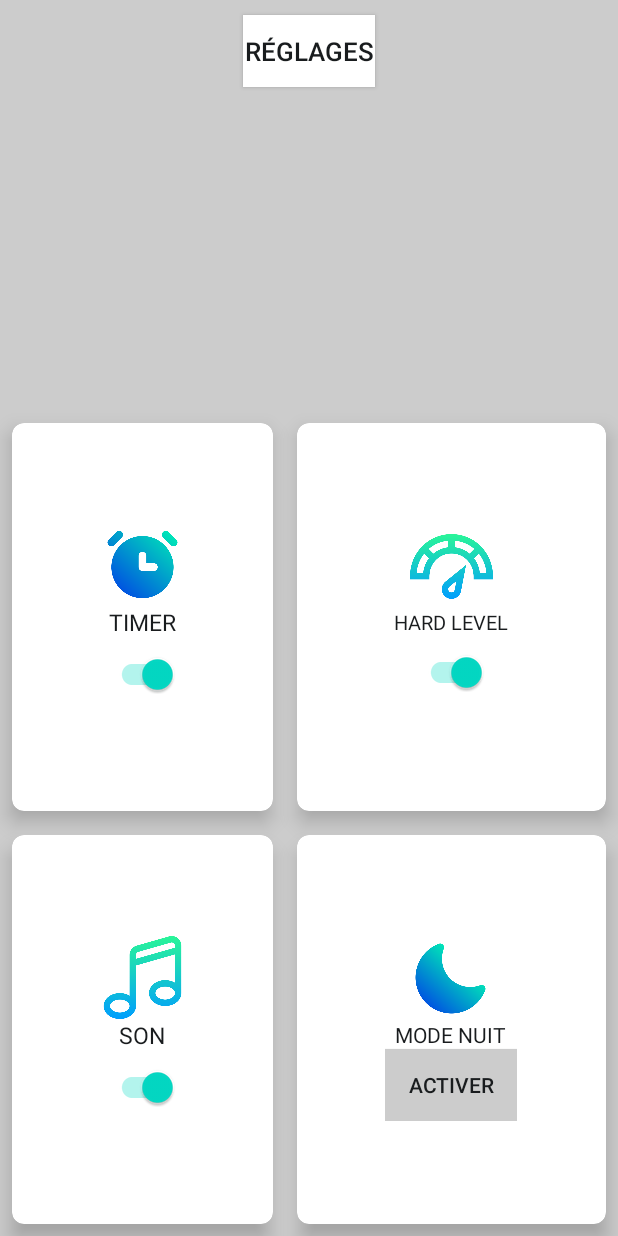
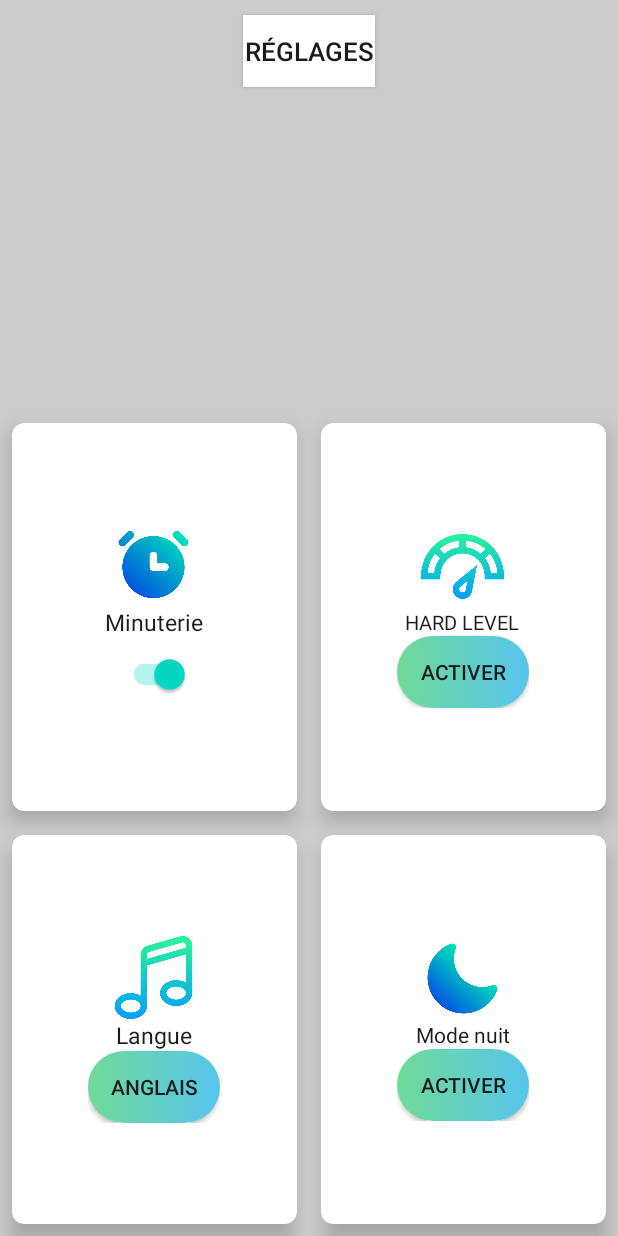
Before and after one commit to juducarm/INFO-H20-demineur, an Android app: the fragment FragmentMenu shown on its own in the app's theme, on a phone screen of 412 x 824 dp. Run offline under Robolectric (Android 15) with nearby library versions, the phone set to English and light mode, and no system bars; 2 statements that could not run were skipped.

Commit message:
problème lise

```diff
--- a/app/src/main/java/be/julien/info_h20_demineur/FragmentMenu.kt
+++ b/app/src/main/java/be/julien/info_h20_demineur/FragmentMenu.kt
@@ -35,6 +35,8 @@ class FragmentMenu : Fragment() {
         Changecouleur?.setOnClickListener(){
             (activity as MainActivity?)!!.changeMode()
         }
+
+
     return view
     }
 }
--- a/app/src/main/res/drawable/gradient.xml
+++ b/app/src/main/res/drawable/gradient.xml
@@ -5,9 +5,9 @@
 
         <shape android:shape="rectangle">
 
-            <corners android:radius="20dp" />
+            <corners android:radius="35dp" />
             <solid android:color="#FDFDFE"/>
-            <size android:height="50dp"/>
+            <size android:height="1dp"/>
             <gradient
                 android:startColor="#71DA98"
                 android:endColor="#56C5ED"/>
--- a/app/src/main/res/layout/fragment_menu.xml
+++ b/app/src/main/res/layout/fragment_menu.xml
@@ -13,7 +13,7 @@
         android:layout_height="wrap_content"
         android:layout_marginTop="10dp"
         android:background="@color/BackgroundBtn"
-        android:text="Réglages"
+        android:text="@string/Réglages"
         android:textColor="@color/textBtn"
         android:textSize="17dp"
         app:layout_constraintEnd_toEndOf="parent"
@@ -63,13 +63,14 @@
                     android:textColor="@color/textBtnCase"
                     android:textSize="13dp" />
 
-                <androidx.appcompat.widget.SwitchCompat
+                <androidx.appcompat.widget.AppCompatButton
                     android:id="@+id/HardLevel"
                     android:layout_width="wrap_content"
                     android:layout_height="wrap_content"
-                    android:checked="true"
-                    android:textOff="Off"
-                    android:textOn="On" />
+                    android:text="@string/Activer"
+                    android:textColor="@color/textBtnCase"
+                    android:background="@drawable/gradient"/>
+
             </LinearLayout>
         </androidx.cardview.widget.CardView>
 
@@ -101,7 +102,7 @@
                 <TextView
                     android:layout_width="wrap_content"
                     android:layout_height="wrap_content"
-                    android:text="TIMER"
+                    android:text="@string/CaseTimer"
                     android:textAlignment="center"
                     android:textColor="@color/textBtnCase"
                     android:textSize="15dp" />
@@ -144,16 +145,19 @@
                 <TextView
                     android:layout_width="wrap_content"
                     android:layout_height="wrap_content"
-                    android:text="SON"
+                    android:text="@string/CaseLanguetxt"
                     android:textAlignment="center"
                     android:textColor="@color/textBtnCase"
                     android:textSize="15dp" />
 
-                <androidx.appcompat.widget.SwitchCompat
-                    android:id="@+id/son"
+                <androidx.appcompat.widget.AppCompatButton
+                    android:id="@+id/Changelangue"
                     android:layout_width="wrap_content"
                     android:layout_height="wrap_content"
-                    android:checked="true" />
+                    android:background="@drawable/gradient"
+                    android:checked="true"
+                    android:text="@string/CaseLangue"
+                    android:textColor="@color/textBtnCase" />
             </LinearLayout>
         </androidx.cardview.widget.CardView>
 
@@ -185,7 +189,7 @@
                 <TextView
                     android:layout_width="wrap_content"
                     android:layout_height="wrap_content"
-                    android:text="MODE NUIT"
+                    android:text="@string/CaseModeNuit"
                     android:textAlignment="center"
                     android:textColor="@color/textBtnCase"
                     android:textSize="14dp" />
@@ -194,9 +198,9 @@
                     android:id="@+id/Changecouleur"
                     android:layout_width="wrap_content"
                     android:layout_height="wrap_content"
-                    android:background="@color/BtnCase"
+                    android:background="@drawable/gradient"
                     android:checked="true"
-                    android:text="@string/textBtnModeNight"
+                    android:text="@string/Activer"
                     android:textColor="@color/textBtnCase" />
 
             </LinearLayout>
--- a/app/src/main/res/values/strings.xml
+++ b/app/src/main/res/values/strings.xml
@@ -4,9 +4,9 @@
     <string name="afficher_menu">go to MENU</string>
     <string name="menu">MENU</string>
     <string name="field">FIELD</string>
-    <!-- TODO: Remove or change this placeholder text -->
+
     <string name="hello_blank_fragment">Hello blank fragment</string>
-    <string name="textBtnModeNight">Activer</string>
+    <string name="Désactiver">Activer</string>
     <string name="nombre_de_drapeau">nombre de drapeau</string>
     <string name="_40">40</string>
     <string name="win">Bravo, tu as gagné !</string>
@@ -14,4 +14,14 @@
     <string name="reset_game">Redémarre le jeu</string>
     <string name="results_format">Nombre de cases découvertes : %1$d </string> <!-- ajouter : \nTemps écoulé : %2$.1f (pour voir le temps écoulé)-->
 
+    <string name="Activer">Activer</string>
+    <string name="CaseTimer">Minuterie</string>
+    <string name="CaseHardLevel">Mode difficile</string>
+    <string name="CaseLangue">Anglais</string>
+    <string name="CaseModeNuit">Mode nuit</string>
+    <string name="Bouton">Bouton</string>
+    <string name="Texte1">Texte 1</string>
+    <string name="Text2">Texte 2</string>
+    <string name="CaseLanguetxt">Langue</string>
+    <string name="Réglages">Réglages</string>
 </resources>
```
Also changed, not shown: app/src/main/java/be/julien/info_h20_demineur/MainActivity.kt (+7 -3 lines), app/src/main/java/be/julien/info_h20_demineur/MainViewModele.kt (added, +7 -0 lines), app/src/main/res/layout/activity_main.xml (+5 -2 lines), app/src/main/res/values/attrs.xml (added, +10 -0 lines), app/src/main/res/values/colors.xml (+11 -1 lines), app/src/main/res/values/themes.xml (+22 -0 lines).
